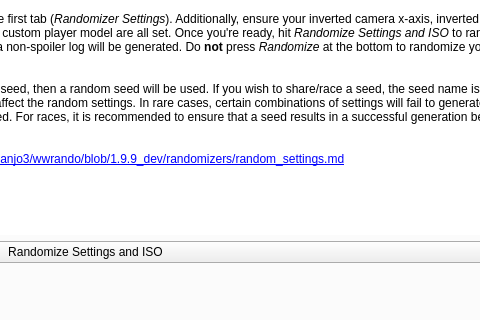
Old version of the form wwr_ui/randomizer_window.ui in the repository wooferzfg/wwrando; both pictures show x 379 to 859 and y 120 to 440 of the 943 by 928 pixel window.
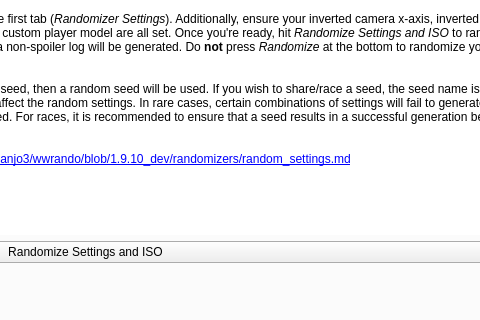
New version of the form. The open tabs and pages were chosen to show the change.

```diff
--- a/wwr_ui/randomizer_window.ui
+++ b/wwr_ui/randomizer_window.ui
@@ -1406,7 +1406,7 @@
 &lt;p style=&quot;-qt-paragraph-type:empty; margin-top:0px; margin-bottom:0px; margin-left:0px; margin-right:0px; -qt-block-indent:0; text-indent:0px;&quot;&gt;&lt;br /&gt;&lt;/p&gt;
 &lt;p style=&quot; margin-top:0px; margin-bottom:0px; margin-left:0px; margin-right:0px; -qt-block-indent:0; text-indent:0px;&quot;&gt;The settings are randomly determined using the seed. If there's no seed, then a random seed will be used. If you wish to share/race a seed, the seed name is all that needs to be shared. Do not use the permalink since that does not affect the random settings. In rare cases, certain combinations of settings will fail to generate. Often, this is because not enough progress locations end up being selected. For races, it is recommended to ensure that a seed results in a successful generation before sharing it.&lt;/p&gt;
 &lt;p style=&quot;-qt-paragraph-type:empty; margin-top:0px; margin-bottom:0px; margin-left:0px; margin-right:0px; -qt-block-indent:0; text-indent:0px;&quot;&gt;&lt;br /&gt;&lt;/p&gt;
-&lt;p style=&quot; margin-top:0px; margin-bottom:0px; margin-left:0px; margin-right:0px; -qt-block-indent:0; text-indent:0px;&quot;&gt;The random setting weights can be found here: &lt;a href=&quot;https://github.com/tanjo3/wwrando/blob/dev-build/randomizers/random_settings.md&quot;&gt;&lt;span style=&quot; text-decoration: underline; color:#0000ff;&quot;&gt;https://github.com/tanjo3/wwrando/blob/1.9.9_dev/randomizers/random_settings.md&lt;/span&gt;&lt;/a&gt;&lt;/p&gt;&lt;/body&gt;&lt;/html&gt;</string>
+&lt;p style=&quot; margin-top:0px; margin-bottom:0px; margin-left:0px; margin-right:0px; -qt-block-indent:0; text-indent:0px;&quot;&gt;The random setting weights can be found here: &lt;a href=&quot;https://github.com/tanjo3/wwrando/blob/dev-build/randomizers/random_settings.md&quot;&gt;&lt;span style=&quot; text-decoration: underline; color:#0000ff;&quot;&gt;https://github.com/tanjo3/wwrando/blob/1.9.10_dev/randomizers/random_settings.md&lt;/span&gt;&lt;/a&gt;&lt;/p&gt;&lt;/body&gt;&lt;/html&gt;</string>
               </property>
               <property name="openExternalLinks">
                <bool>true</bool>
```
